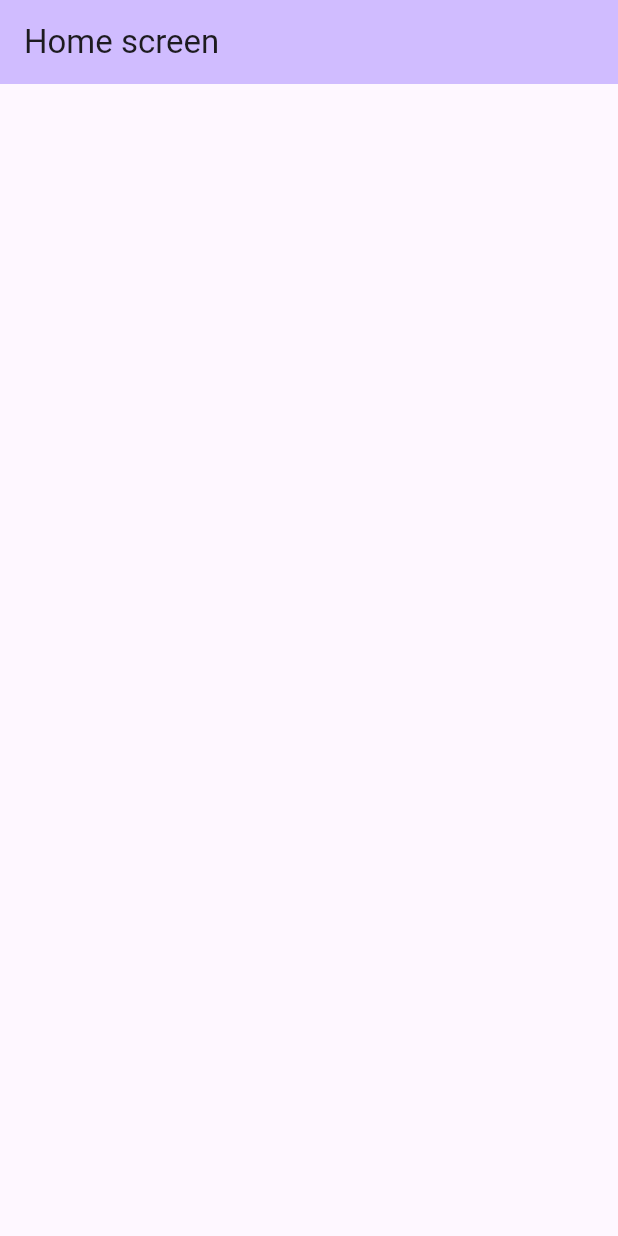
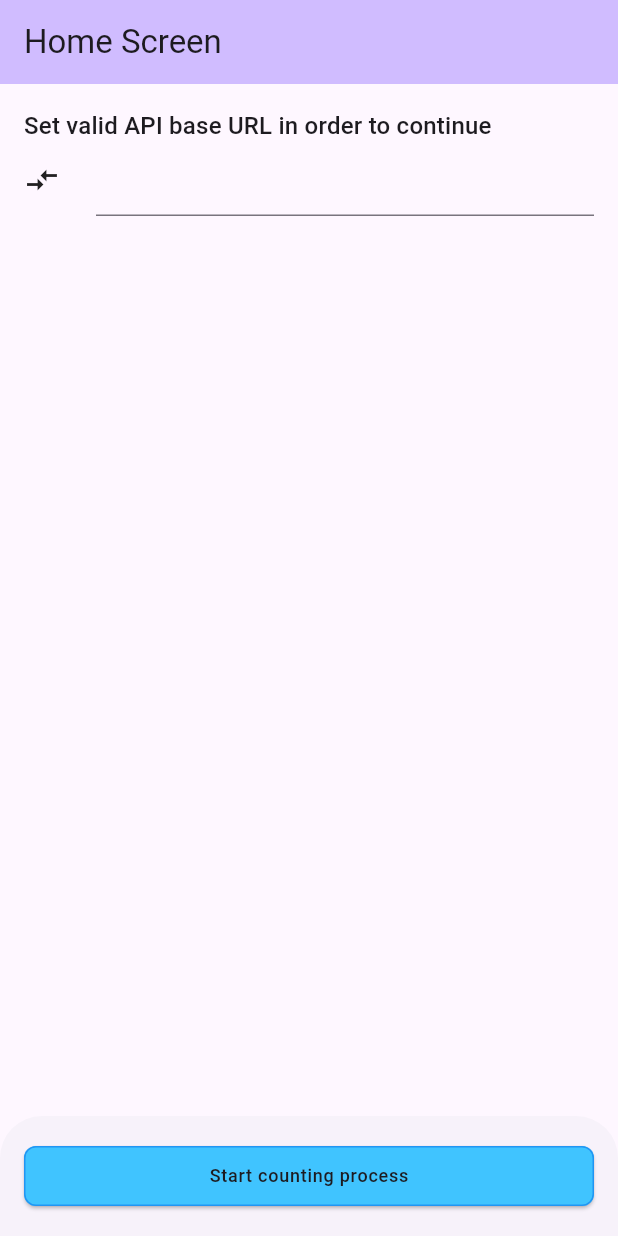
Before and after one commit to TishchenkoSergey/webspark_test, a Flutter app: the MainScreen screen opened directly, on a phone screen of 412 x 824 dp. Run offline on Flutter 3.47's test engine with Material 3 defaults, Android fonts, the phone set to English and light mode, and no system bars; our stand-ins replace bloc, get_it, go_router, injectable; statements that could not run were skipped.

Commit message:
feat: add default main screen UI

```diff
--- a/lib/app/route/app_route.dart
+++ b/lib/app/route/app_route.dart
@@ -20,8 +20,8 @@ class AppRoute {
     return GoRoute(
       name: Routes.mainScreen.name,
       path: '/${Routes.mainScreen.name}',
-      pageBuilder: (context, state) => const CupertinoPage(
-        child:  MainScreen(),
+      pageBuilder: (context, state) => CupertinoPage(
+        child: MainScreen(),
       ),
     );
   }
--- a/lib/app/view/app.dart
+++ b/lib/app/view/app.dart
@@ -14,7 +14,7 @@ class App extends StatelessWidget {
         ),
         useMaterial3: true,
       ),
-      home: const MainScreen(),
+      home: MainScreen(),
     );
   }
 }
--- a/lib/features/main_screen/view/main_screen.dart
+++ b/lib/features/main_screen/view/main_screen.dart
@@ -1,13 +1,73 @@
 import 'package:flutter/material.dart';
 
+import '../../../widgets/widgets.dart';
+
 class MainScreen extends StatelessWidget {
-  const MainScreen({super.key});
+  MainScreen({super.key});
+
+  final _formKey = GlobalKey<FormState>();
+
+  bool isValidUrl(String input) {
+    final uri = Uri.tryParse(input);
+    return uri != null && uri.hasScheme && uri.host.isNotEmpty;
+  }
 
   @override
   Widget build(BuildContext context) {
+    final textTheme = Theme.of(context).textTheme;
+
     return Scaffold(
       appBar: AppBar(
-        title: const Text('Home screen'),
+        title: const Text('Home Screen'),
+      ),
+      body: Padding(
+        padding: const EdgeInsets.all(16),
+        child: Form(
+          key: _formKey,
+          child: Column(
+            crossAxisAlignment: CrossAxisAlignment.start,
+            children: [
+              Text(
+                'Set valid API base URL in order to continue',
+                style: Theme.of(context).textTheme.titleMedium,
+              ),
+              Row(
+                children: [
+                  const Icon(Icons.compare_arrows_outlined),
+                  const SizedBox(width: 24),
+                  Expanded(
+                    child: TextFormField(
+                      decoration: InputDecoration(
+                        border: const UnderlineInputBorder(),
+                        labelStyle: textTheme.bodyLarge,
+                        hintStyle: textTheme.labelMedium?.copyWith(color: Colors.black.withValues(alpha: 0.65)),
+                      ),
+                      keyboardType: TextInputType.url,
+                      validator: (value) {
+                        if (value == null || value.trim().isEmpty) {
+                          return 'Field cannot be empty.';
+                        } else if (!isValidUrl(value.trim())) {
+                          return 'Invalid URL.';
+                        }
+                        return null;
+                      },
+                    ),
+                  ),
+                ],
+              )
+            ],
+          ),
+        ),
+      ),
+      bottomSheet: Padding(
+        padding: const EdgeInsets.all(16),
+        child: SizedBox(
+          width: double.infinity,
+          child: CustomButton(
+            title: 'Start counting process',
+            onPressed: () {},
+          ),
+        ),
       ),
     );
   }
```
